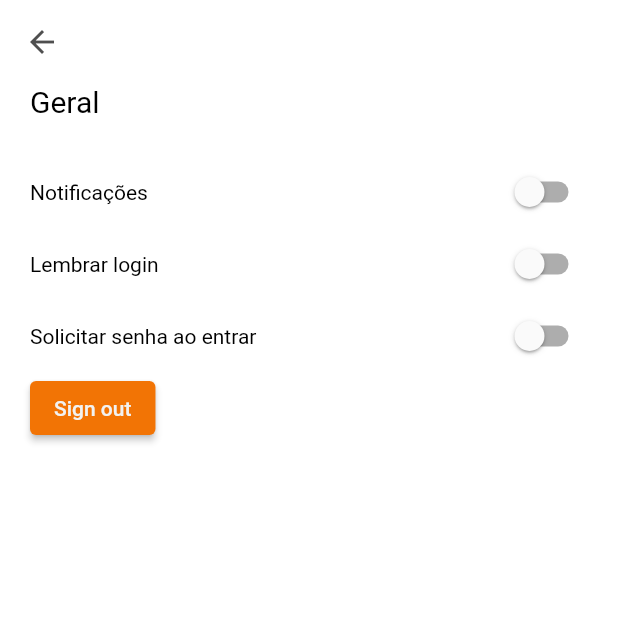
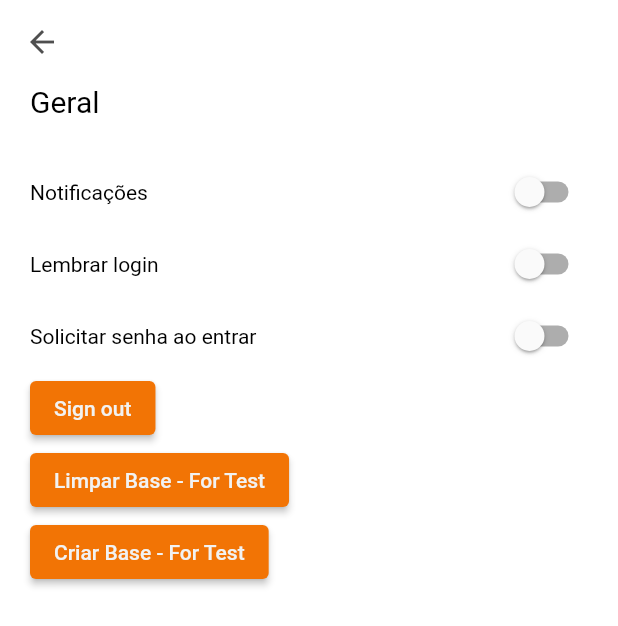
Before and after one commit to santos-gabriel/fin-helper, a Flutter app: the SettingsPage screen opened by its route, on a phone screen of 412 x 824 dp. Shown: the top 626 px of the screen. Run offline on Flutter 3.47's test engine with Material 2 defaults, Android fonts, the phone set to English and light mode, and no system bars; our stand-ins replace flutter_masked_text2, flutter_speed_dial, google_fonts, google_sign_in, shared_preferences and 1 more; missing offline and left inert: animated_card, dart:ffi; accounts and stored records are empty.

Commit message:
Alter settings for development

```diff
--- a/lib/src/modules/settings/settings_page.dart
+++ b/lib/src/modules/settings/settings_page.dart
@@ -103,17 +103,28 @@ class _SettingsPageState extends State<SettingsPage> {
                 ),
               ),
             ),
-            // ElevatedButton(
-            //   onPressed: () async {
-            //     await DBProvider.db.clearAll();
-            //   },
-            //   child: Text(
-            //     'Limpar Base - For Test',
-            //     style: TextStyle(
-            //       color: AppColors.whiteSoft,
-            //     ),
-            //   ),
-            // ),
+            ElevatedButton(
+              onPressed: () async {
+                await DBProvider.db.clearAll();
+              },
+              child: Text(
+                'Limpar Base - For Test',
+                style: TextStyle(
+                  color: AppColors.whiteSoft,
+                ),
+              ),
+            ),
+            ElevatedButton(
+              onPressed: () async {
+                await DBProvider.db.createAll();
+              },
+              child: Text(
+                'Criar Base - For Test',
+                style: TextStyle(
+                  color: AppColors.whiteSoft,
+                ),
+              ),
+            ),
           ],
         ),
       ),
```
Also changed, not shown: lib/src/shared/components/custom_app_bar/custom_app_bar.dart (+7 -3 lines), lib/src/shared/components/custom_input_text/custom_input_text.dart (+12 -0 lines), lib/src/shared/database/DBProvider.dart (+30 -4 lines).
